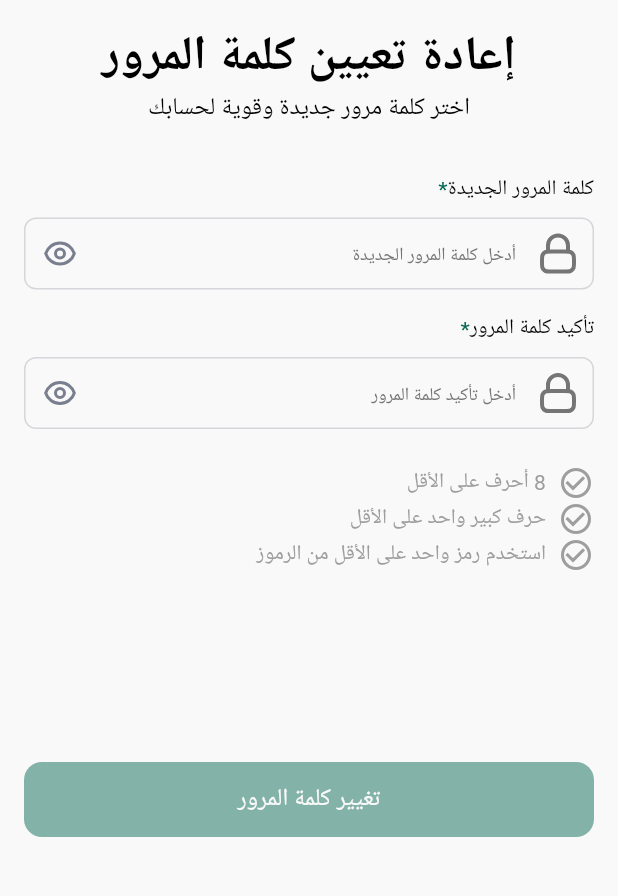
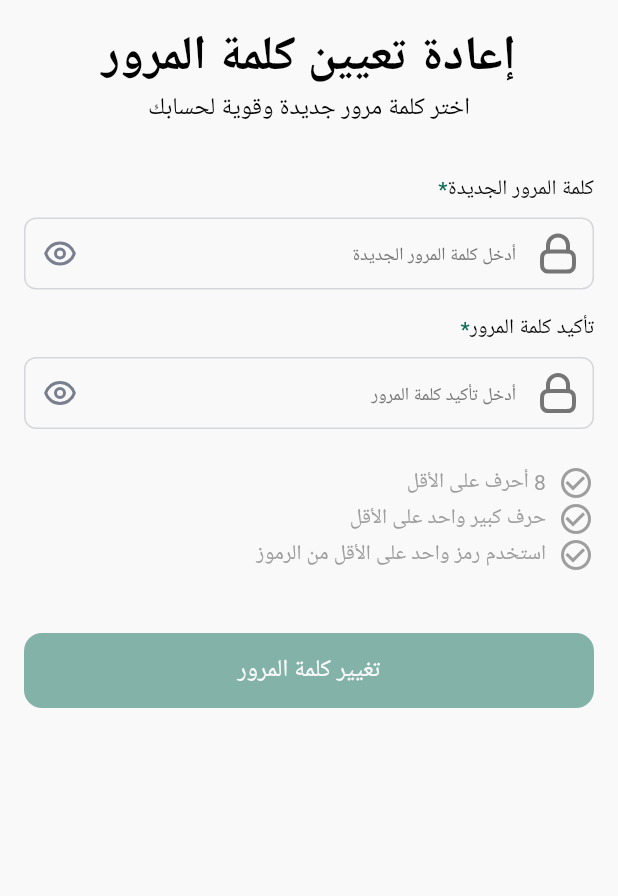
Before and after one commit to Ali-Algazar/zad-app, a Flutter app: the ResetPasswordView screen opened by its route, on a phone screen of 412 x 824 dp, the part 339-1235 px from its top. Run offline on Flutter 3.47's test engine with Material 3 defaults, Android fonts, the phone set to English and light mode, and no system bars; our stand-ins replace dartz, dio, firebase_core, firebase_messaging, flutter_bloc, flutter_local_notifications and 6 more; accounts and stored records are empty; Roboto replaces fonts that are missing (Calibri); project files that could hold a hidden picture were left out.

Commit message:
refactor: Replace Column with SingleChildScrollView in recovery method and reset password views for better scrolling behavior

```diff
--- a/lib/features/auth/presentation/view/widgets/password_recovery/choose_recovery_method_view_body.dart
+++ b/lib/features/auth/presentation/view/widgets/password_recovery/choose_recovery_method_view_body.dart
@@ -15,6 +15,7 @@ class ChooseRecoveryMethodViewBody extends StatelessWidget {
   Widget build(BuildContext context) {
     return Padding(
       padding: Constants.khorizontalPadding.horizontal,
+      child: SingleChildScrollView(
         child: Column(
           children: [
             Constants.ktopPadding.h,
@@ -45,6 +46,7 @@ class ChooseRecoveryMethodViewBody extends StatelessWidget {
             const RecoveryTipBox(),
           ],
         ),
+      ),
     );
   }
 }
--- a/lib/features/auth/presentation/view/widgets/password_recovery/forgot_password_view_body.dart
+++ b/lib/features/auth/presentation/view/widgets/password_recovery/forgot_password_view_body.dart
@@ -19,6 +19,7 @@ class ForgotPasswordViewBody extends StatelessWidget {
 
     return Padding(
       padding: Constants.khorizontalPadding.horizontal,
+      child: SingleChildScrollView(
         child: Form(
           key: formKey,
           child: Column(
@@ -33,7 +34,7 @@ class ForgotPasswordViewBody extends StatelessWidget {
               ),
               40.h,
               EmailLabeledTextField(emailController: emailController),
-            const Spacer(),
+              40.h,
               CustomButton(
                 onTap: () {
                   if (formKey.currentState!.validate()) {
@@ -52,6 +53,7 @@ class ForgotPasswordViewBody extends StatelessWidget {
               ),
               Constants.kbottomPadding.h,
             ],
+          ),
         ),
       ),
     );
--- a/lib/features/auth/presentation/view/widgets/password_recovery/reset_password_view_body.dart
+++ b/lib/features/auth/presentation/view/widgets/password_recovery/reset_password_view_body.dart
@@ -29,7 +29,8 @@ class _ResetPasswordViewBodyState extends State<ResetPasswordViewBody> {
 
   @override
   Widget build(BuildContext context) {
-    return Form(
+    return SingleChildScrollView(
+      child: Form(
         key: _formKey,
         child: Padding(
           padding: Constants.khorizontalPadding.horizontal,
@@ -72,7 +73,7 @@ class _ResetPasswordViewBodyState extends State<ResetPasswordViewBody> {
                 text: S.of(context).atLeastOneSpecialChar,
                 isDone: hasSpecialChar,
               ),
-            const Spacer(),
+              40.h,
               CustomButton(
                 isActtive: atLeast8Characters && hasUppercase && hasSpecialChar,
                 onTap: () {
@@ -89,6 +90,7 @@ class _ResetPasswordViewBodyState extends State<ResetPasswordViewBody> {
               ),
               Constants.kbottomPadding.h,
             ],
+          ),
         ),
       ),
     );
--- a/pubspec.yaml
+++ b/pubspec.yaml
@@ -49,7 +49,6 @@ dependencies:
   hive: ^2.2.3
   hive_flutter: ^1.1.0
   intl: ^0.20.2
-  lottie: ^3.3.2
   modal_progress_hud_nsn: ^0.5.1
   shared_preferences: ^2.5.4
   shimmer: ^3.0.0
```
Also changed, not shown: pubspec.lock. Lines whose indentation alone changed are shown as unchanged.
